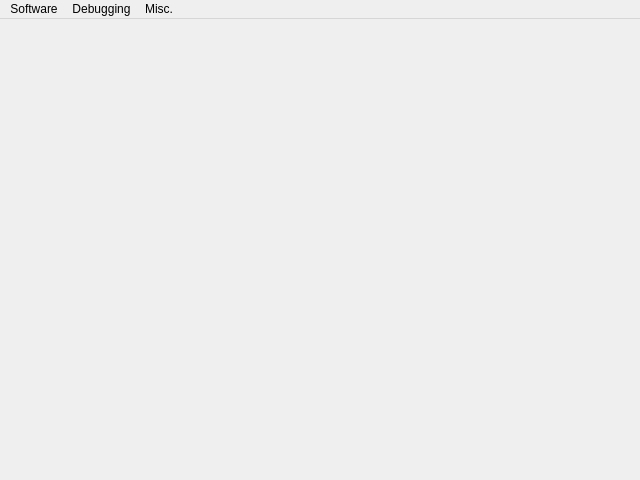
Old version of the form main-window.ui in the repository Clownacy/clownmdemu-frontend.
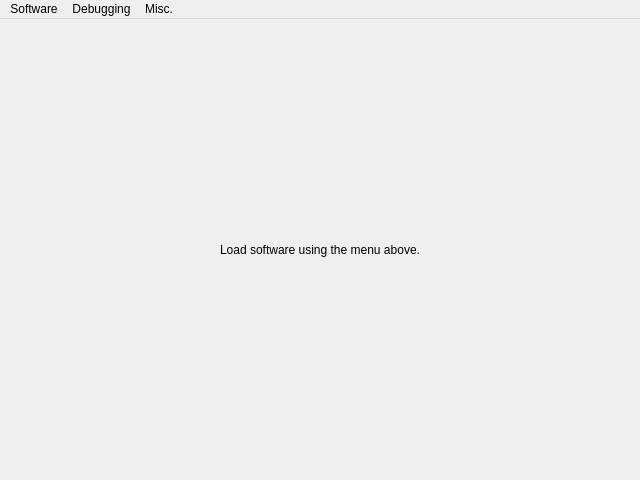
New version of the form.

The edit to the form file:
```diff
--- a/main-window.ui
+++ b/main-window.ui
@@ -20,7 +20,21 @@
      <height>434</height>
     </size>
    </property>
-   <layout class="QHBoxLayout" name="horizontalLayout"/>
+   <layout class="QHBoxLayout" name="horizontalLayout">
+    <item>
+     <widget class="QLabel" name="label">
+      <property name="text">
+       <string>Load software using the menu above.</string>
+      </property>
+      <property name="scaledContents">
+       <bool>false</bool>
+      </property>
+      <property name="alignment">
+       <set>Qt::AlignmentFlag::AlignCenter</set>
+      </property>
+     </widget>
+    </item>
+   </layout>
   </widget>
   <widget class="QMenuBar" name="menubar">
    <property name="geometry">
```
Left out of the diff: 28 changed lines with no effect on the pictures.
